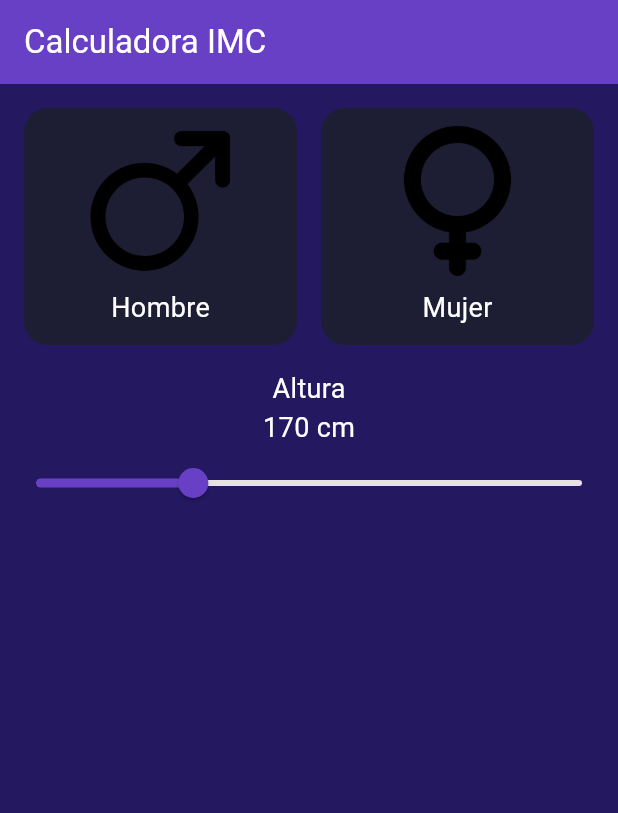
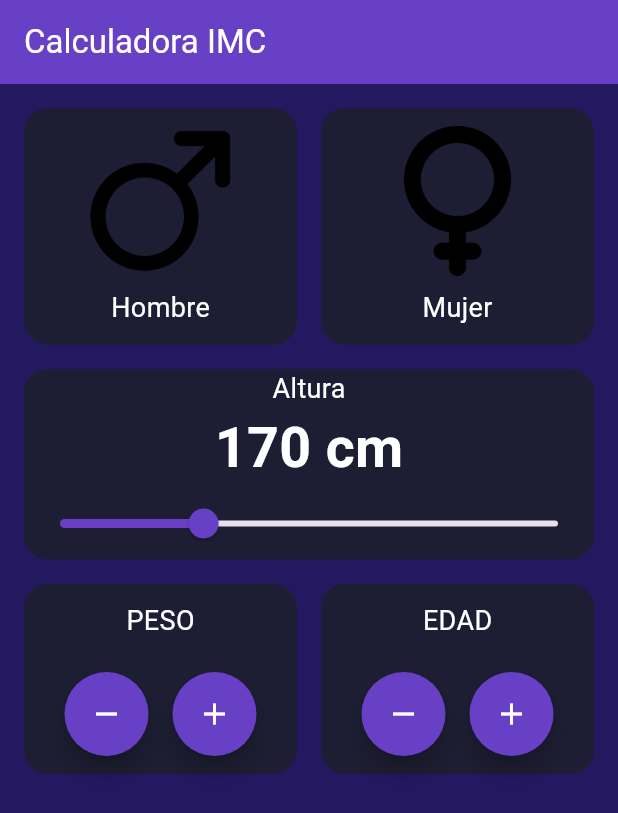
Before and after one commit to KaDrD69/flutterProject, a Flutter app: the screen it shows after launch, on a phone screen of 412 x 824 dp. Shown: the top 813 px of the screen. Run offline on Flutter 3.47's test engine with Material 3 defaults, Android fonts, the light colour scheme and no system bars.

Commit message:
Agregados widgets peso edad, falta crear la lógica

```diff
--- a/lib/components/height_selector.dart
+++ b/lib/components/height_selector.dart
@@ -14,10 +14,24 @@ class _HeightSelectorState extends State<HeightSelector> {
 
   @override
   Widget build(BuildContext context) {
-    return Column(
+    return Padding(
+      padding: const EdgeInsets.only(left: 16, right: 16),
+      child: Container(
+        decoration: BoxDecoration(
+          color: AppColors.backgroundComponent,
+          borderRadius: BorderRadius.circular(16)
+        ),
+        child: Column(
           children: [
             Text("Altura", style: TextStyles.bodyStyle),
-        Text("${height.toStringAsFixed(0)} cm", style: TextStyles.bodyStyle),
+            Text(
+              "${height.toStringAsFixed(0)} cm",
+              style: TextStyle(
+                color: Colors.white,
+                fontSize: 37,
+                fontWeight: FontWeight.bold,
+              ),
+            ),
             Slider(
                 value: height,
                 onChanged: (newHeight){
@@ -33,6 +47,8 @@ class _HeightSelectorState extends State<HeightSelector> {
 
             )
           ],
+        ),
+      ),
     );
   }
 }
--- /dev/null
+++ b/lib/components/number_selector.dart
@@ -0,0 +1,51 @@
+import 'package:flutter/material.dart';
+import 'package:imc_calculadora/core/app_colors.dart';
+import 'package:imc_calculadora/core/text_styles.dart';
+
+class NumberSelector extends StatefulWidget {
+  final String title;
+
+  const NumberSelector({super.key, required this.title});
+
+  @override
+  State<NumberSelector> createState() => _NumberSelectorState();
+}
+
+class _NumberSelectorState extends State<NumberSelector> {
+  @override
+  Widget build(BuildContext context) {
+    return Container(
+      decoration: BoxDecoration(
+        color: AppColors.backgroundComponent,
+        borderRadius: BorderRadius.circular(16)
+      ),
+      child: Padding(
+        padding: const EdgeInsets.all(12.0),
+        child: Column(
+          children: [
+            Text(widget.title, style: TextStyles.bodyStyle),
+            Text(""),
+            Row(
+              mainAxisAlignment: MainAxisAlignment.center,
+              children: [
+                FloatingActionButton(
+                  onPressed: (){},
+                  shape: CircleBorder(),
+                  backgroundColor: AppColors.primary,
+                  child: Icon(Icons.remove ,color: Colors.white),
+                ),
+                SizedBox(width: 16,),
+                FloatingActionButton(
+                  onPressed: (){},
+                  shape: CircleBorder(),
+                  backgroundColor: AppColors.primary,
+                  child: Icon(Icons.add ,color: Colors.white),
+                )
+              ],
+            )
+          ],
+        ),
+      ),
+    );
+  }
+}
--- a/lib/screens/imc_home_screen.dart
+++ b/lib/screens/imc_home_screen.dart
@@ -1,6 +1,7 @@
 import 'package:flutter/material.dart';
 import 'package:imc_calculadora/components/gender_selector.dart';
 import 'package:imc_calculadora/components/height_selector.dart';
+import 'package:imc_calculadora/components/number_selector.dart';
 
 class ImcHomeScreen extends StatefulWidget {
   const ImcHomeScreen({super.key});
@@ -16,6 +17,16 @@ class _ImcHomeScreenState extends State<ImcHomeScreen> {
       children: [
         GenderSelector(),
         HeightSelector(),
+        Padding(
+          padding: const EdgeInsets.all(16.0),
+          child: Row(
+            children: [
+              Expanded(child: NumberSelector(title: "PESO")),
+              SizedBox(width: 16),
+              Expanded(child: NumberSelector(title: "EDAD")),
+            ],
+          ),
+        ),
       ],
     );
   }
```
Lines whose indentation alone changed are shown as unchanged.
